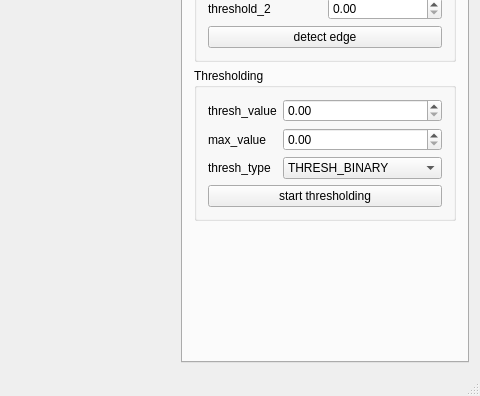
This is frontend_pc/src/app/mainwindow.ui in zhangzwwww/SE-finalwork as Qt 5 draws it before an edit; both pictures show x 509 to 989 and y 390 to 786 of the 989 by 786 pixel window. The edited form follows.
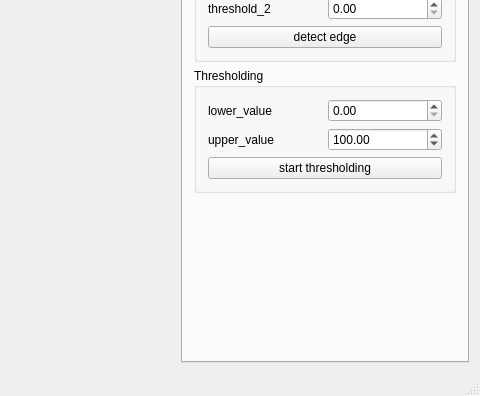
This is the edited form. Custom widgets are drawn as their Qt base class.

```diff
--- a/frontend_pc/src/app/mainwindow.ui
+++ b/frontend_pc/src/app/mainwindow.ui
@@ -794,82 +794,47 @@
            <string>Thresholding</string>
           </property>
           <layout class="QGridLayout" name="gridLayout_14">
-           <item row="2" column="0">
-            <widget class="QLabel" name="label_35">
-             <property name="text">
-              <string>thresh_type</string>
-             </property>
-            </widget>
-           </item>
-           <item row="1" column="0">
-            <widget class="QLabel" name="label_34">
-             <property name="text">
-              <string>max_value</string>
-             </property>
-            </widget>
-           </item>
-           <item row="2" column="1">
-            <widget class="QComboBox" name="in_thresh_2_type">
-             <item>
-              <property name="text">
-               <string>THRESH_BINARY</string>
-              </property>
-             </item>
-             <item>
-              <property name="text">
-               <string>THRESH_BINARY_INV</string>
-              </property>
-             </item>
-             <item>
-              <property name="text">
-               <string>THRESH_TRUNC</string>
-              </property>
-             </item>
-             <item>
-              <property name="text">
-               <string>THRESH_TOZERO</string>
-              </property>
-             </item>
-             <item>
-              <property name="text">
-               <string>THRESH_OTSU</string>
-              </property>
-             </item>
-             <item>
-              <property name="text">
-               <string>THRESH_TRIANGLE</string>
-              </property>
-             </item>
-            </widget>
-           </item>
-           <item row="0" column="0">
-            <widget class="QLabel" name="label_33">
-             <property name="text">
-              <string>thresh_value</string>
-             </property>
-            </widget>
-           </item>
-           <item row="3" column="0" colspan="2">
+           <item row="2" column="0" colspan="2">
             <widget class="QPushButton" name="start_thresholding_button">
              <property name="text">
               <string>start thresholding</string>
              </property>
             </widget>
            </item>
-           <item row="0" column="1">
-            <widget class="QDoubleSpinBox" name="in_thresh_0_value">
-             <property name="maximum">
-              <double>255.000000000000000</double>
-             </property>
-            </widget>
-           </item>
            <item row="1" column="1">
-            <widget class="QDoubleSpinBox" name="in_thresh_1_max_value">
+            <widget class="QDoubleSpinBox" name="in_upper_value">
+             <property name="minimum">
+              <double>-2000.000000000000000</double>
+             </property>
+             <property name="maximum">
+              <double>4000.000000000000000</double>
+             </property>
+             <property name="value">
+              <double>100.000000000000000</double>
+             </property>
+            </widget>
+           </item>
+           <item row="0" column="1">
+            <widget class="QDoubleSpinBox" name="in_lower_value">
              <property name="maximum">
               <double>255.000000000000000</double>
              </property>
             </widget>
            </item>
+           <item row="1" column="0">
+            <widget class="QLabel" name="label_34">
+             <property name="text">
+              <string>upper_value</string>
+             </property>
+            </widget>
+           </item>
+           <item row="0" column="0">
+            <widget class="QLabel" name="label_33">
+             <property name="text">
+              <string>lower_value</string>
+             </property>
+            </widget>
+           </item>
           </layout>
          </widget>
         </item>
```
Left out of the diff: 22 changed lines with no effect on the pictures.
